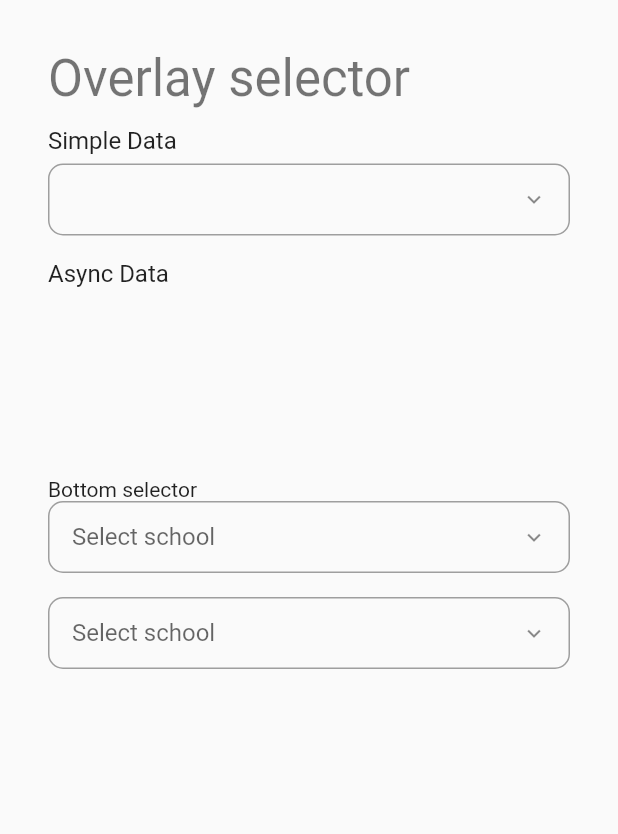
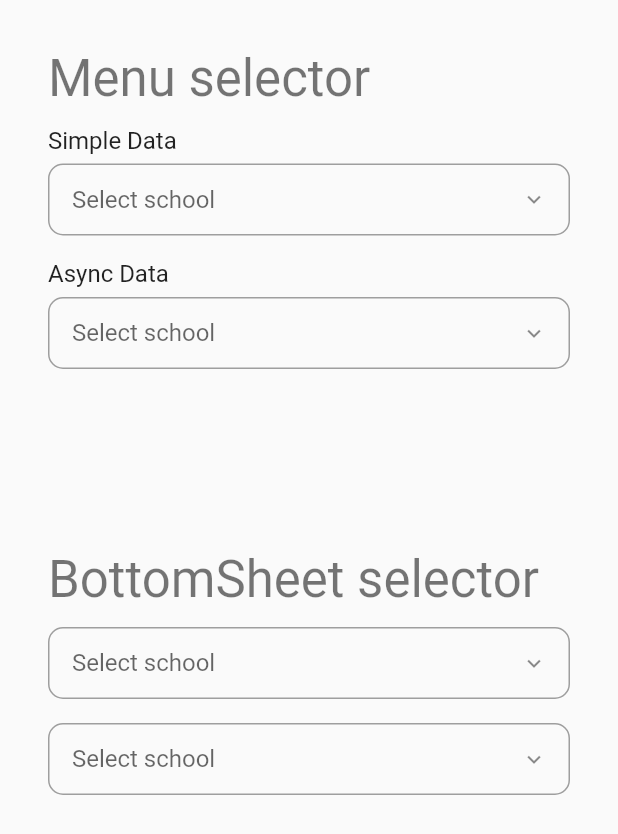
Before and after one commit to lvxduck/adaptive_selector, a Flutter app: the screen it shows after launch, on a phone screen of 412 x 824 dp. Shown: the top 834 px of the screen. Run offline on Flutter 3.47's test engine with Material 2 defaults, Android fonts, the light colour scheme and no system bars; missing offline and left inert: flutter_portal.

Commit message:
feat: update example

```diff
--- a/example/lib/main.dart
+++ b/example/lib/main.dart
@@ -69,9 +69,9 @@ class _DemoState extends State<Demo> {
     AdaptiveSelectorOption(label: 'label 2', value: 'value 2'),
     AdaptiveSelectorOption(label: 'label 3', value: 'value 3'),
     AdaptiveSelectorOption(label: 'label 4', value: 'value 4'),
-    AdaptiveSelectorOption(label: 'label 4', value: 'value 4'),
-    AdaptiveSelectorOption(label: 'label 4', value: 'value 4'),
-    AdaptiveSelectorOption(label: 'label 4', value: 'value 4'),
+    AdaptiveSelectorOption(label: 'label 5', value: 'value 5'),
+    AdaptiveSelectorOption(label: 'label 6', value: 'value 6'),
+    AdaptiveSelectorOption(label: 'label 7', value: 'value 7'),
   ];
 
   List<AdaptiveSelectorOption<String>> asyncOptions = [];
@@ -103,7 +103,7 @@ class _DemoState extends State<Demo> {
         padding: const EdgeInsets.all(32),
         children: [
           Text(
-            'Overlay selector',
+            'Menu selector',
             style: Theme.of(context).textTheme.headline4,
           ),
           const SizedBox(height: 12),
@@ -114,6 +114,7 @@ class _DemoState extends State<Demo> {
           const SizedBox(height: 6),
           AdaptiveSelector(
             options: options,
+            decoration: const InputDecoration(hintText: 'Select school'),
             itemBuilder: (option, isSelected) => SelectorTile(
               option: option,
               isSelected: isSelected,
@@ -125,17 +126,22 @@ class _DemoState extends State<Demo> {
             style: Theme.of(context).textTheme.titleMedium,
           ),
           const SizedBox(height: 6),
-          // AdaptiveSelector(
-          //   options: asyncOptions,
-          //   itemBuilder: (option, isSelected) => SelectorTile(
-          //     option: option,
-          //     isSelected: isSelected,
-          //   ),
-          //   loading: loading,
-          //   onSearch: onSearch,
-          // ),
+          AdaptiveSelector(
+            options: asyncOptions,
+            decoration: const InputDecoration(hintText: 'Select school'),
+            itemBuilder: (option, isSelected) => SelectorTile(
+              option: option,
+              isSelected: isSelected,
+            ),
+            loading: loading,
+            onSearch: onSearch,
+          ),
           const SizedBox(height: 120),
-          const Text('Bottom selector'),
+          Text(
+            'BottomSheet selector',
+            style: Theme.of(context).textTheme.headline4,
+          ),
+          const SizedBox(height: 12),
           AdaptiveSelector(
             options: options,
             bottomSheet: true,
--- a/lib/src/adaptive_selector.dart
+++ b/lib/src/adaptive_selector.dart
@@ -254,7 +254,7 @@ class AdaptiveSelectorState<T> extends State<AdaptiveSelector<T>> {
           title: widget.bottomSheetTitle ??
               widget.decoration?.hintText ??
               'Selector',
-          onSearch: debounceSearch,
+          onSearch: widget.onSearch != null ? debounceSearch : null,
           decoration: widget.decoration,
           optionsBuilder: (context) {
             return optionsWidget;
```
Also changed, not shown: lib/src/bottom_sheet_selector.dart (+11 -0 lines), demo/b_selector.jpg (added), demo/b_selector_keyboard.jpg (added), demo/b_selector_search.jpg (added), demo/m_selector.jpg (added), demo/m_selector_search.jpg (added).
